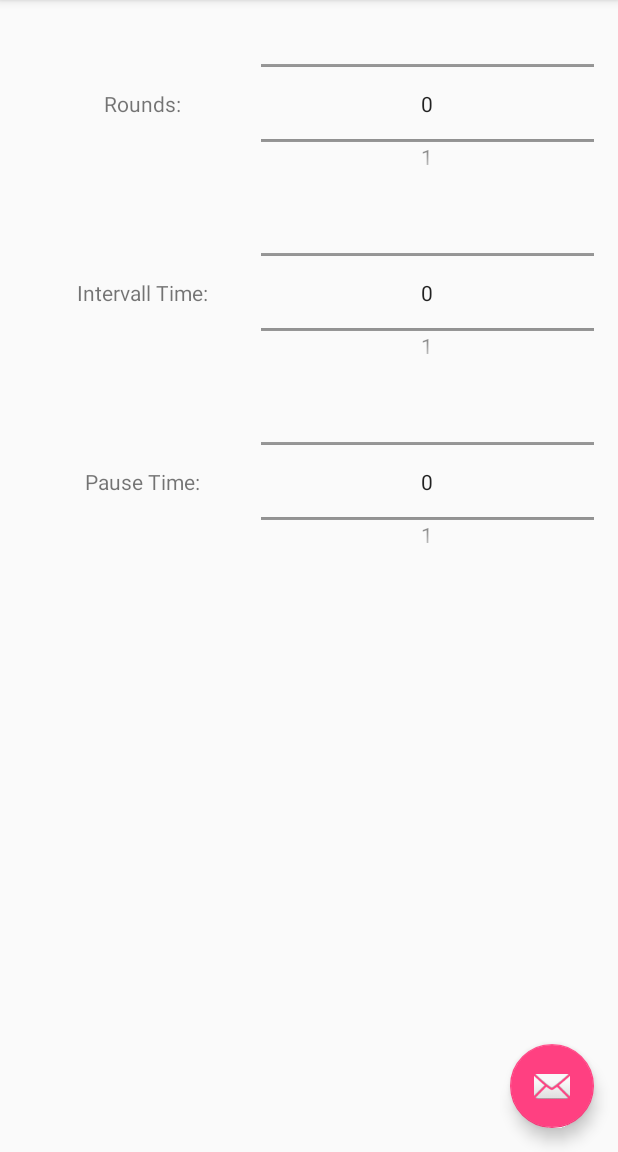
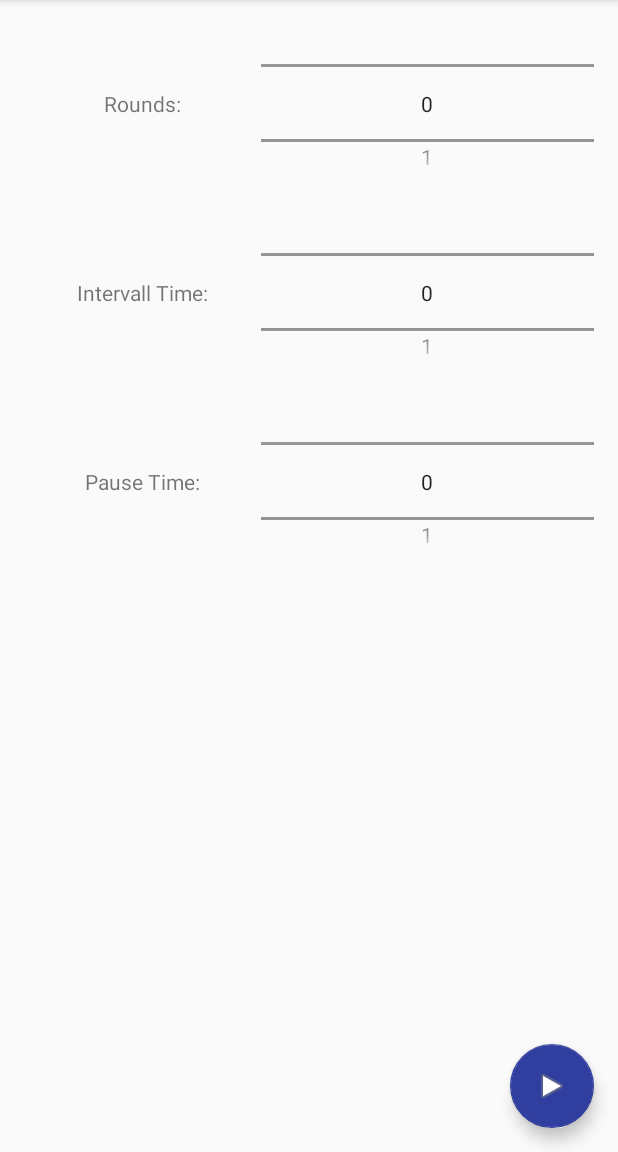
Before and after one commit to boind12/Circle-Timer, an Android app: the screen it shows after launch (MainActivity), on a phone screen of 412 x 824 dp, the part 84-1236 px from its top. Run offline under Robolectric (Android 15) with nearby library versions, the phone set to English and light mode, and no system bars.

Commit message:
Changed colour of fab

```diff
--- a/Circle-Timer/app/src/main/res/layout/app_bar_main.xml
+++ b/Circle-Timer/app/src/main/res/layout/app_bar_main.xml
@@ -29,6 +29,7 @@
         android:layout_height="wrap_content"
         android:layout_gravity="bottom|end"
         android:layout_margin="@dimen/fab_margin"
-        app:srcCompat="@android:drawable/ic_dialog_email" />
+        app:srcCompat="@android:drawable/ic_media_play"
+        app:backgroundTint="?attr/actionModeSplitBackground" />
 
 </android.support.design.widget.CoordinatorLayout>
```
